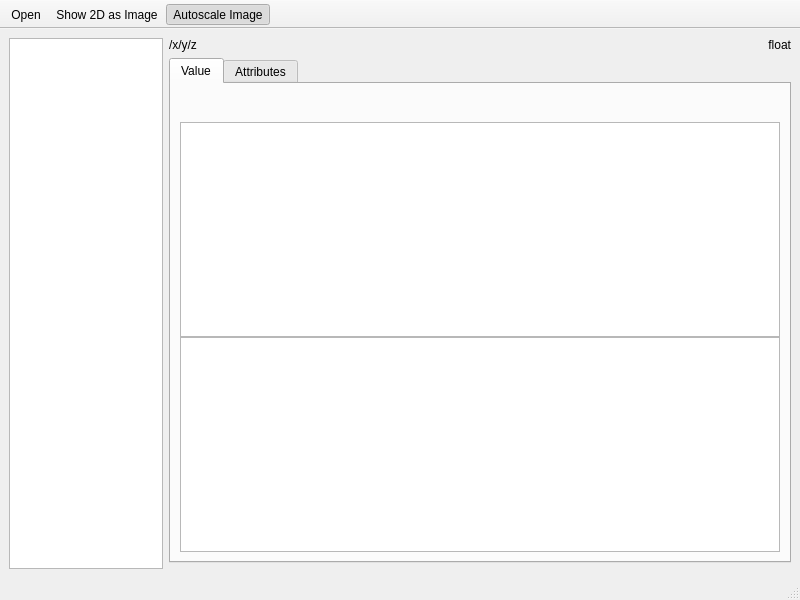
The window that h5view/app.ui (refeyn/h5view) describes before a commit, drawn with Qt 5.
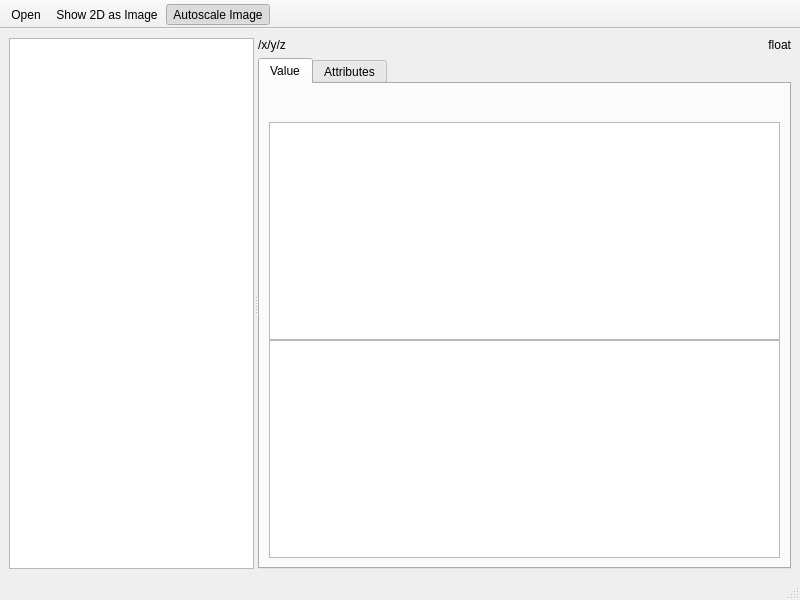
The same window after the commit.

Commit message: Add .mpr and .aflog as recognised file types; add QSplitter

```diff
--- a/h5view/app.ui
+++ b/h5view/app.ui
@@ -14,8 +14,12 @@
    <string>H5View</string>
   </property>
   <widget class="QWidget" name="centralwidget">
-   <layout class="QGridLayout" name="gridLayout">
-    <item row="0" column="0" rowspan="3">
+   <layout class="QVBoxLayout" name="verticalLayout_2">
+    <item>
+     <widget class="QSplitter" name="splitter">
+      <property name="orientation">
+       <enum>Qt::Horizontal</enum>
+      </property>
      <widget class="QTreeView" name="treeView">
       <property name="sizePolicy">
        <sizepolicy hsizetype="Expanding" vsizetype="Expanding">
@@ -27,8 +31,37 @@
        <bool>false</bool>
       </attribute>
      </widget>
-    </item>
-    <item row="0" column="2">
+      <widget class="QWidget" name="rightPanels" native="true">
+       <property name="sizePolicy">
+        <sizepolicy hsizetype="Preferred" vsizetype="Preferred">
+         <horstretch>2</horstretch>
+         <verstretch>1</verstretch>
+        </sizepolicy>
+       </property>
+       <layout class="QGridLayout" name="gridLayout">
+        <property name="leftMargin">
+         <number>0</number>
+        </property>
+        <property name="topMargin">
+         <number>0</number>
+        </property>
+        <property name="rightMargin">
+         <number>0</number>
+        </property>
+        <property name="bottomMargin">
+         <number>0</number>
+        </property>
+        <property name="spacing">
+         <number>6</number>
+        </property>
+        <item row="0" column="0">
+         <widget class="QLabel" name="pathLabel">
+          <property name="text">
+           <string>/x/y/z</string>
+          </property>
+         </widget>
+        </item>
+        <item row="0" column="1">
      <widget class="QLabel" name="typeLabel">
       <property name="text">
        <string>float</string>
@@ -38,7 +71,7 @@
       </property>
      </widget>
     </item>
-    <item row="1" column="1" colspan="2">
+        <item row="2" column="0" colspan="2">
      <widget class="QTabWidget" name="tabWidget">
       <property name="sizePolicy">
        <sizepolicy hsizetype="Expanding" vsizetype="Expanding">
@@ -53,7 +86,7 @@
        <attribute name="title">
         <string>Value</string>
        </attribute>
-       <layout class="QVBoxLayout" name="verticalLayout_2">
+           <layout class="QVBoxLayout" name="verticalLayout_4">
         <item>
          <widget class="QWidget" name="spinContainer" native="true">
           <property name="sizePolicy">
@@ -171,11 +204,8 @@
       </widget>
      </widget>
     </item>
-    <item row="0" column="1">
-     <widget class="QLabel" name="pathLabel">
-      <property name="text">
-       <string>/x/y/z</string>
-      </property>
+       </layout>
+      </widget>
      </widget>
     </item>
    </layout>
```
Lines whose indentation alone changed are shown as unchanged. The commit also changes 1 other file.
